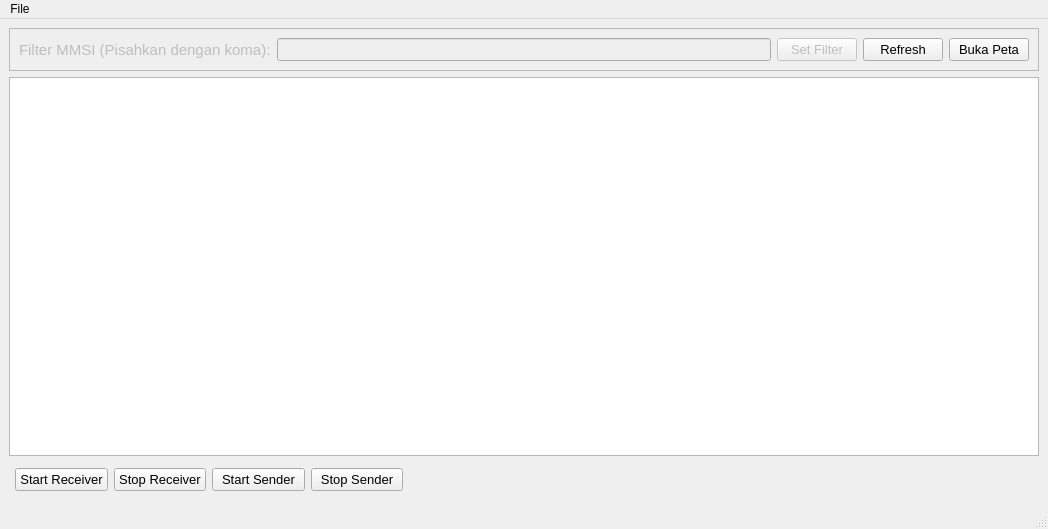
This is main.ui in awaleilmo/receiver_nmea as Qt 5 draws it before an edit. The edited form follows.
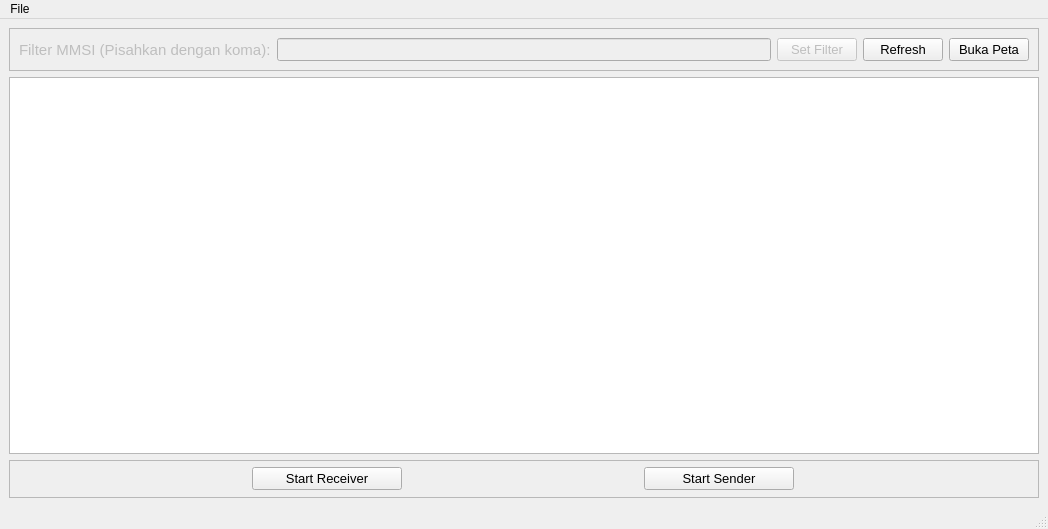
This is the edited form.

What changed in the file:
```diff
--- a/main.ui
+++ b/main.ui
@@ -26,12 +26,12 @@
      <widget class="QFrame" name="frame_2">
       <property name="maximumSize">
        <size>
-        <width>400</width>
+        <width>16777215</width>
         <height>16777215</height>
        </size>
       </property>
       <property name="frameShape">
-       <enum>QFrame::Shape::NoFrame</enum>
+       <enum>QFrame::Shape::StyledPanel</enum>
       </property>
       <property name="frameShadow">
        <enum>QFrame::Shadow::Raised</enum>
@@ -49,7 +49,7 @@
        <property name="bottomMargin">
         <number>7</number>
        </property>
-       <item row="0" column="2">
+       <item row="0" column="1">
         <widget class="QPushButton" name="btn_start_sender">
          <property name="maximumSize">
           <size>
@@ -67,24 +67,6 @@
          </property>
         </widget>
        </item>
-       <item row="0" column="1">
-        <widget class="QPushButton" name="btn_stop_receiver">
-         <property name="maximumSize">
-          <size>
-           <width>150</width>
-           <height>16777215</height>
-          </size>
-         </property>
-         <property name="font">
-          <font>
-           <pointsize>10</pointsize>
-          </font>
-         </property>
-         <property name="text">
-          <string>Stop Receiver</string>
-         </property>
-        </widget>
-       </item>
        <item row="0" column="0">
         <widget class="QPushButton" name="btn_start_receiver">
          <property name="maximumSize">
@@ -103,24 +85,6 @@
          </property>
         </widget>
        </item>
-       <item row="0" column="4">
-        <widget class="QPushButton" name="btn_stop_sender">
-         <property name="maximumSize">
-          <size>
-           <width>150</width>
-           <height>16777215</height>
-          </size>
-         </property>
-         <property name="font">
-          <font>
-           <pointsize>10</pointsize>
-          </font>
-         </property>
-         <property name="text">
-          <string>Stop Sender</string>
-         </property>
-        </widget>
-       </item>
       </layout>
      </widget>
     </item>
```
